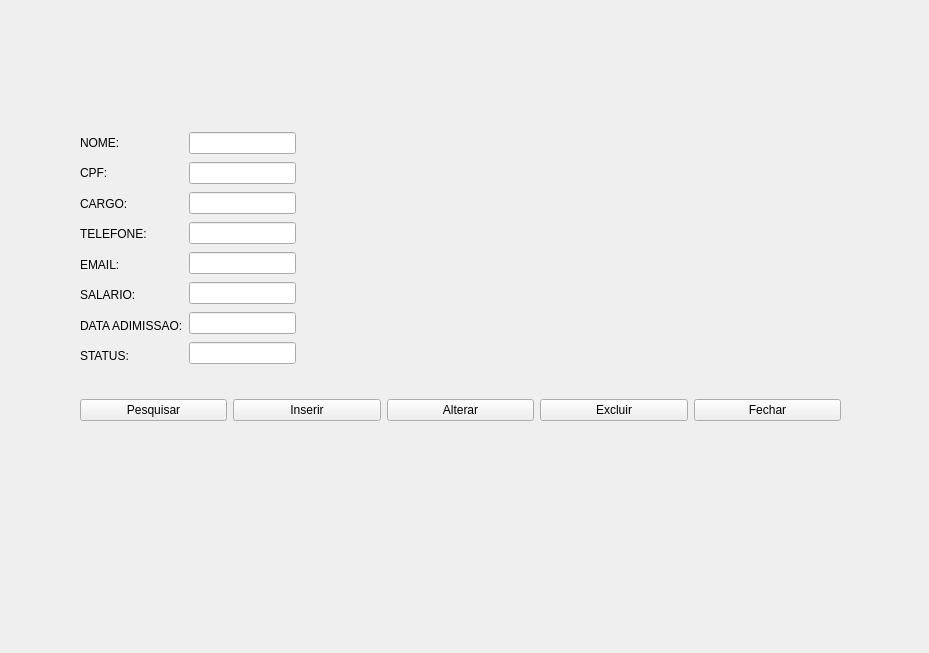
Above: erp-projeto/funcionariowindow.ui from jaques-lo/erp-projeto before the change. Below: the same form after it.
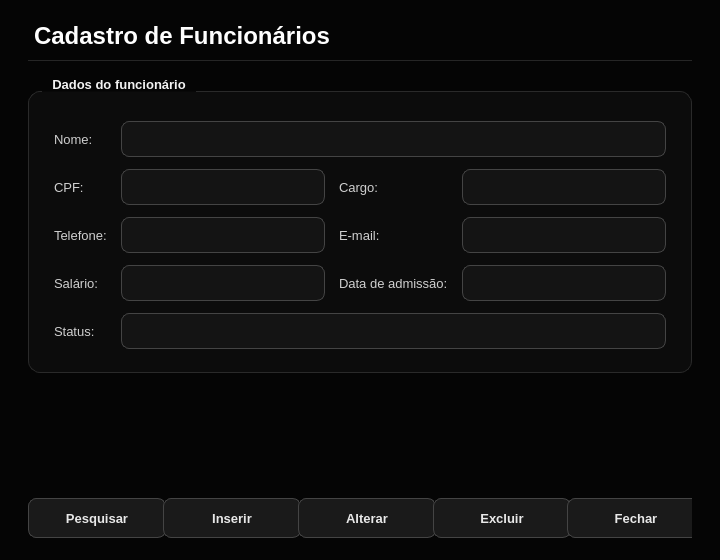
That is the form after the change.

Commit message:
Atualiza fontes do projeto ERP (telas e login, Tela de Sobra) e adiciona logoBG
Arquivos de importância para alterar e rodar na máquina: código (cpp/h/pro), telas (ui), recursos (qrc) e imagem da logoBG.

```diff
--- a/erp-projeto/funcionariowindow.ui
+++ b/erp-projeto/funcionariowindow.ui
@@ -6,115 +6,848 @@
    <rect>
     <x>0</x>
     <y>0</y>
-    <width>929</width>
-    <height>653</height>
+    <width>720</width>
+    <height>560</height>
    </rect>
   </property>
+  <property name="minimumSize">
+   <size>
+    <width>576</width>
+    <height>448</height>
+   </size>
+  </property>
   <property name="windowTitle">
    <string>Form</string>
   </property>
-  <widget class="QWidget" name="">
-   <property name="geometry">
-    <rect>
-     <x>80</x>
-     <y>130</y>
-     <width>216</width>
-     <height>238</height>
-    </rect>
+  <property name="palette">
+   <palette>
+    <active>
+     <colorrole role="WindowText">
+      <brush brushstyle="SolidPattern">
+       <color alpha="255">
+        <red>232</red>
+        <green>232</green>
+        <blue>232</blue>
+       </color>
+      </brush>
+     </colorrole>
+     <colorrole role="Button">
+      <brush brushstyle="SolidPattern">
+       <color alpha="255">
+        <red>26</red>
+        <green>26</green>
+        <blue>26</blue>
+       </color>
+      </brush>
+     </colorrole>
+     <colorrole role="Text">
+      <brush brushstyle="SolidPattern">
+       <color alpha="255">
+        <red>245</red>
+        <green>245</green>
+        <blue>245</blue>
+       </color>
+      </brush>
+     </colorrole>
+     <colorrole role="ButtonText">
+      <brush brushstyle="SolidPattern">
+       <color alpha="255">
+        <red>232</red>
+        <green>232</green>
+        <blue>232</blue>
+       </color>
+      </brush>
+     </colorrole>
+     <colorrole role="Base">
+      <brush brushstyle="SolidPattern">
+       <color alpha="255">
+        <red>20</red>
+        <green>20</green>
+        <blue>20</blue>
+       </color>
+      </brush>
+     </colorrole>
+     <colorrole role="AlternateBase">
+      <brush brushstyle="SolidPattern">
+       <color alpha="255">
+        <red>19</red>
+        <green>19</green>
+        <blue>19</blue>
+       </color>
+      </brush>
+     </colorrole>
+     <colorrole role="Window">
+      <brush brushstyle="SolidPattern">
+       <color alpha="255">
+        <red>5</red>
+        <green>5</green>
+        <blue>5</blue>
+       </color>
+      </brush>
+     </colorrole>
+     <colorrole role="Highlight">
+      <brush brushstyle="SolidPattern">
+       <color alpha="255">
+        <red>119</red>
+        <green>119</green>
+        <blue>119</blue>
+       </color>
+      </brush>
+     </colorrole>
+     <colorrole role="HighlightedText">
+      <brush brushstyle="SolidPattern">
+       <color alpha="255">
+        <red>255</red>
+        <green>255</green>
+        <blue>255</blue>
+       </color>
+      </brush>
+     </colorrole>
+     <colorrole role="PlaceholderText">
+      <brush brushstyle="SolidPattern">
+       <color alpha="255">
+        <red>119</red>
+        <green>119</green>
+        <blue>119</blue>
+       </color>
+      </brush>
+     </colorrole>
+    </active>
+    <inactive>
+     <colorrole role="WindowText">
+      <brush brushstyle="SolidPattern">
+       <color alpha="255">
+        <red>232</red>
+        <green>232</green>
+        <blue>232</blue>
+       </color>
+      </brush>
+     </colorrole>
+     <colorrole role="Button">
+      <brush brushstyle="SolidPattern">
+       <color alpha="255">
+        <red>26</red>
+        <green>26</green>
+        <blue>26</blue>
+       </color>
+      </brush>
+     </colorrole>
+     <colorrole role="Text">
+      <brush brushstyle="SolidPattern">
+       <color alpha="255">
+        <red>245</red>
+        <green>245</green>
+        <blue>245</blue>
+       </color>
+      </brush>
+     </colorrole>
+     <colorrole role="ButtonText">
+      <brush brushstyle="SolidPattern">
+       <color alpha="255">
+        <red>232</red>
+        <green>232</green>
+        <blue>232</blue>
+       </color>
+      </brush>
+     </colorrole>
+     <colorrole role="Base">
+      <brush brushstyle="SolidPattern">
+       <color alpha="255">
+        <red>20</red>
+        <green>20</green>
+        <blue>20</blue>
+       </color>
+      </brush>
+     </colorrole>
+     <colorrole role="AlternateBase">
+      <brush brushstyle="SolidPattern">
+       <color alpha="255">
+        <red>19</red>
+        <green>19</green>
+        <blue>19</blue>
+       </color>
+      </brush>
+     </colorrole>
+     <colorrole role="Window">
+      <brush brushstyle="SolidPattern">
+       <color alpha="255">
+        <red>5</red>
+        <green>5</green>
+        <blue>5</blue>
+       </color>
+      </brush>
+     </colorrole>
+     <colorrole role="Highlight">
+      <brush brushstyle="SolidPattern">
+       <color alpha="255">
+        <red>119</red>
+        <green>119</green>
+        <blue>119</blue>
+       </color>
+      </brush>
+     </colorrole>
+     <colorrole role="HighlightedText">
+      <brush brushstyle="SolidPattern">
+       <color alpha="255">
+        <red>255</red>
+        <green>255</green>
+        <blue>255</blue>
+       </color>
+      </brush>
+     </colorrole>
+     <colorrole role="PlaceholderText">
+      <brush brushstyle="SolidPattern">
+       <color alpha="255">
+        <red>119</red>
+        <green>119</green>
+        <blue>119</blue>
+       </color>
+      </brush>
+     </colorrole>
+    </inactive>
+    <disabled>
+     <colorrole role="WindowText">
+      <brush brushstyle="SolidPattern">
+       <color alpha="255">
+        <red>102</red>
+        <green>102</green>
+        <blue>102</blue>
+       </color>
+      </brush>
+     </colorrole>
+     <colorrole role="Button">
+      <brush brushstyle="SolidPattern">
+       <color alpha="255">
+        <red>26</red>
+        <green>26</green>
+        <blue>26</blue>
+       </color>
+      </brush>
+     </colorrole>
+     <colorrole role="Text">
+      <brush brushstyle="SolidPattern">
+       <color alpha="255">
+        <red>102</red>
+        <green>102</green>
+        <blue>102</blue>
+       </color>
+      </brush>
+     </colorrole>
+     <colorrole role="ButtonText">
+      <brush brushstyle="SolidPattern">
+       <color alpha="255">
+        <red>102</red>
+        <green>102</green>
+        <blue>102</blue>
+       </color>
+      </brush>
+     </colorrole>
+     <colorrole role="Base">
+      <brush brushstyle="SolidPattern">
+       <color alpha="255">
+        <red>20</red>
+        <green>20</green>
+        <blue>20</blue>
+       </color>
+      </brush>
+     </colorrole>
+     <colorrole role="AlternateBase">
+      <brush brushstyle="SolidPattern">
+       <color alpha="255">
+        <red>19</red>
+        <green>19</green>
+        <blue>19</blue>
+       </color>
+      </brush>
+     </colorrole>
+     <colorrole role="Window">
+      <brush brushstyle="SolidPattern">
+       <color alpha="255">
+        <red>5</red>
+        <green>5</green>
+        <blue>5</blue>
+       </color>
+      </brush>
+     </colorrole>
+     <colorrole role="Highlight">
+      <brush brushstyle="SolidPattern">
+       <color alpha="255">
+        <red>119</red>
+        <green>119</green>
+        <blue>119</blue>
+       </color>
+      </brush>
+     </colorrole>
+     <colorrole role="HighlightedText">
+      <brush brushstyle="SolidPattern">
+       <color alpha="255">
+        <red>255</red>
+        <green>255</green>
+        <blue>255</blue>
+       </color>
+      </brush>
+     </colorrole>
+     <colorrole role="PlaceholderText">
+      <brush brushstyle="SolidPattern">
+       <color alpha="255">
+        <red>119</red>
+        <green>119</green>
+        <blue>119</blue>
+       </color>
+      </brush>
+     </colorrole>
+    </disabled>
+   </palette>
+  </property>
+  <property name="styleSheet">
+   <string notr="true">#FuncionarioWindow {
+    background-color: #050505;
+}
+
+QWidget {
+    font-family: "Segoe UI", "DejaVu Sans", "Noto Sans", sans-serif;
+    font-size: 10pt;
+}
+
+/* ---------- Textos ---------- */
+QLabel {
+    color: #cfcfcf;
+    background: transparent;
+    font-weight: normal;
+}
+
+QLabel#lblTitulo {
+    color: #ffffff;
+    font-size: 18pt;
+    font-weight: bold;
+    padding-bottom: 10px;
+    border-bottom: 1px solid #262626;
+}
+
+QLabel[role="section"] {
+    color: #ffffff;
+    font-size: 11pt;
+    font-weight: bold;
+}
+
+QLabel[role="hint"] {
+    color: #777777;
+    font-size: 9pt;
+}
+
+QLabel[role="value"] {
+    color: #ffffff;
+    font-weight: bold;
+}
+
+QToolTip {
+    background-color: #1a1a1a;
+    color: #f5f5f5;
+    border: 1px solid #444444;
+    padding: 4px 8px;
+}
+
+/* ---------- Cartões / grupos ---------- */
+QGroupBox {
+    background-color: #0c0c0c;
+    border: 1px solid #2a2a2a;
+    border-radius: 12px;
+    margin-top: 14px;
+    padding: 20px 16px 14px 16px;
+    color: #f2f2f2;
+    font-weight: bold;
+}
+
+QGroupBox::title {
+    subcontrol-origin: margin;
+    subcontrol-position: top left;
+    left: 14px;
+    padding: 0 8px;
+    color: #f2f2f2;
+}
+
+QFrame[variant="card"] {
+    background-color: #0c0c0c;
+    border: 1px solid #2a2a2a;
+    border-radius: 12px;
+}
+
+QFrame#lineSep {
+    background-color: #2a2a2a;
+    border: none;
+}
+
+/* ---------- Campos de entrada ---------- */
+QLineEdit,
+QComboBox,
+QAbstractSpinBox,
+QDateEdit,
+QDateTimeEdit {
+    background-color: #141414;
+    color: #f5f5f5;
+    border: 1px solid #444444;
+    border-radius: 8px;
+    padding: 6px 10px;
+    min-height: 22px;
+    selection-background-color: #777777;
+    selection-color: #ffffff;
+    font-weight: normal;
+}
+
+QLineEdit:hover,
+QComboBox:hover,
+QAbstractSpinBox:hover,
+QDateEdit:hover,
+QDateTimeEdit:hover {
+    border: 1px solid #666666;
+}
+
+QLineEdit:focus,
+QComboBox:focus,
+QAbstractSpinBox:focus,
+QDateEdit:focus,
+QDateTimeEdit:focus {
+    border: 1px solid #d8d8d8;
+    background-color: #181818;
+}
+
+QLineEdit:read-only,
+QAbstractSpinBox:read-only {
+    color: #bdbdbd;
+}
+
+QLineEdit:disabled,
+QComboBox:disabled,
+QAbstractSpinBox:disabled,
+QDateEdit:disabled,
+QDateTimeEdit:disabled {
+    background-color: #0e0e0e;
+    color: #666666;
+    border: 1px solid #2a2a2a;
+}
+
+/* Campo de total (somente leitura, em destaque) */
+QDoubleSpinBox[variant="total"] {
+    font-size: 20pt;
+    font-weight: bold;
+    color: #ffffff;
+    background-color: #0a0a0a;
+    border: 1px solid #333333;
+    padding: 8px 14px;
+    min-height: 36px;
+}
+
+/* ---------- ComboBox / Data ---------- */
+QComboBox {
+    padding-right: 30px;
+}
+
+QComboBox::drop-down,
+QDateEdit::drop-down,
+QDateTimeEdit::drop-down {
+    subcontrol-origin: padding;
+    subcontrol-position: center right;
+    width: 28px;
+    border: none;
+    background: transparent;
+}
+
+QComboBox::down-arrow,
+QDateEdit::down-arrow,
+QDateTimeEdit::down-arrow {
+    image: none;
+    width: 0px;
+    height: 0px;
+    border-left: 5px solid transparent;
+    border-right: 5px solid transparent;
+    border-top: 6px solid #bdbdbd;
+    margin-right: 8px;
+}
+
+QComboBox QAbstractItemView {
+    background-color: #141414;
+    color: #f5f5f5;
+    border: 1px solid #444444;
+    selection-background-color: #2e2e2e;
+    selection-color: #ffffff;
+    outline: 0;
+}
+
+/* ---------- SpinBox com botões ---------- */
+QSpinBox {
+    padding-right: 26px;
+}
+
+QSpinBox::up-button {
+    subcontrol-origin: border;
+    subcontrol-position: top right;
+    width: 22px;
+    border: none;
+    background: transparent;
+}
+
+QSpinBox::down-button {
+    subcontrol-origin: border;
+    subcontrol-position: bottom right;
+    width: 22px;
+    border: none;
+    background: transparent;
+}
+
+QSpinBox::up-arrow {
+    image: none;
+    width: 0px;
+    height: 0px;
+    border-left: 4px solid transparent;
+    border-right: 4px solid transparent;
+    border-bottom: 5px solid #bdbdbd;
+}
+
+QSpinBox::down-arrow {
+    image: none;
+    width: 0px;
+    height: 0px;
+    border-left: 4px solid transparent;
+    border-right: 4px solid transparent;
+    border-top: 5px solid #bdbdbd;
+}
+
+/* ---------- Calendário (popup do QDateEdit) ---------- */
+QCalendarWidget QWidget {
+    background-color: #141414;
+    color: #f5f5f5;
+}
+
+QCalendarWidget QToolButton {
+    background-color: transparent;
+    color: #f5f5f5;
+    border: none;
+    padding: 4px 8px;
+}
+
+QCalendarWidget QAbstractItemView:enabled {
+    background-color: #0d0d0d;
+    color: #f5f5f5;
+    selection-background-color: #f2f2f2;
+    selection-color: #080808;
+}
+
+QCalendarWidget QAbstractItemView:disabled {
+    color: #555555;
+}
+
+/* ---------- CheckBox ---------- */
+QCheckBox {
+    color: #e8e8e8;
+    background: transparent;
+    spacing: 10px;
+    font-weight: normal;
+}
+
+QCheckBox::indicator {
+    width: 18px;
+    height: 18px;
+    border: 1px solid #555555;
+    border-radius: 5px;
+    background-color: #141414;
+}
+
+QCheckBox::indicator:hover {
+    border: 1px solid #999999;
+}
+
+QCheckBox::indicator:checked {
+    background-color: #f2f2f2;
+    border: 1px solid #f2f2f2;
+}
+
+/* ---------- Botões ---------- */
+QPushButton {
+    background-color: #1a1a1a;
+    color: #e8e8e8;
+    border: 1px solid #444444;
+    border-radius: 8px;
+    padding: 8px 22px;
+    min-height: 22px;
+    min-width: 92px;
+    font-weight: bold;
+}
+
+QPushButton:hover {
+    background-color: #262626;
+    border: 1px solid #666666;
+    color: #ffffff;
+}
+
+QPushButton:pressed {
+    background-color: #333333;
+}
+
+QPushButton:disabled {
+    background-color: #111111;
+    color: #555555;
+    border: 1px solid #2a2a2a;
+}
+
+QPushButton[variant="primary"] {
+    background-color: #f2f2f2;
+    color: #080808;
+    border: 1px solid #f2f2f2;
+}
+
+QPushButton[variant="primary"]:hover {
+    background-color: #d2d2d2;
+    border: 1px solid #d2d2d2;
+    color: #080808;
+}
+
+QPushButton[variant="primary"]:pressed {
+    background-color: #aaaaaa;
+    border: 1px solid #aaaaaa;
+}
+
+QPushButton[variant="danger"] {
+    background-color: transparent;
+    color: #ff9494;
+    border: 1px solid #6b2f2f;
+}
+
+QPushButton[variant="danger"]:hover {
+    background-color: #2a1212;
+    color: #ffb4b4;
+    border: 1px solid #a04444;
+}
+
+QPushButton[variant="danger"]:pressed {
+    background-color: #3a1818;
+}
+
+QPushButton[variant="ghost"] {
+    background-color: transparent;
+    color: #bdbdbd;
+    border: 1px solid #333333;
+}
+
+QPushButton[variant="ghost"]:hover {
+    background-color: #1a1a1a;
+    color: #ffffff;
+    border: 1px solid #666666;
+}
+
+/* ---------- Tabelas ---------- */
+QTableWidget,
+QTableView {
+    background-color: #0d0d0d;
+    alternate-background-color: #131313;
+    color: #e8e8e8;
+    gridline-color: #232323;
+    border: 1px solid #2a2a2a;
+    border-radius: 10px;
+    selection-background-color: #2f2f2f;
+    selection-color: #ffffff;
+    outline: 0;
+}
+
+QTableWidget::item,
+QTableView::item {
+    padding: 4px 8px;
+    border: none;
+}
+
+QHeaderView {
+    background-color: transparent;
+}
+
+QHeaderView::section {
+    background-color: #1a1a1a;
+    color: #bdbdbd;
+    padding: 9px 10px;
+    border: none;
+    border-right: 1px solid #2a2a2a;
+    border-bottom: 1px solid #333333;
+    font-weight: bold;
+}
+
+QTableCornerButton::section {
+    background-color: #1a1a1a;
+    border: none;
+}
+
+/* ---------- Barras de rolagem ---------- */
+QScrollBar:vertical {
+    background: transparent;
+    width: 10px;
+    margin: 2px;
+}
+
+QScrollBar::handle:vertical {
+    background: #3a3a3a;
+    border-radius: 3px;
+    min-height: 28px;
+}
+
+QScrollBar::handle:vertical:hover {
+    background: #5a5a5a;
+}
+
+QScrollBar:horizontal {
+    background: transparent;
+    height: 10px;
+    margin: 2px;
+}
+
+QScrollBar::handle:horizontal {
+    background: #3a3a3a;
+    border-radius: 3px;
+    min-width: 28px;
+}
+
+QScrollBar::handle:horizontal:hover {
+    background: #5a5a5a;
+}
+
+QScrollBar::add-line,
+QScrollBar::sub-line {
+    width: 0px;
+    height: 0px;
+}
+
+QScrollBar::add-page,
+QScrollBar::sub-page {
+    background: transparent;
+}
+
+/* ---------- Caixas de diálogo abertas a partir da tela ---------- */
+QMessageBox,
+QDialog {
+    background-color: #0d0d0d;
+}
+
+QMessageBox QLabel {
+    color: #f0f0f0;
+}</string>
+  </property>
+  <layout class="QVBoxLayout" name="rootLayout">
+   <property name="spacing">
+    <number>16</number>
    </property>
-   <layout class="QHBoxLayout" name="horizontalLayout">
-    <item>
-     <layout class="QVBoxLayout" name="verticalLayout">
-      <item>
+   <property name="leftMargin">
+    <number>28</number>
+   </property>
+   <property name="topMargin">
+    <number>22</number>
+   </property>
+   <property name="rightMargin">
+    <number>28</number>
+   </property>
+   <property name="bottomMargin">
+    <number>22</number>
+   </property>
+   <item>
+    <widget class="QLabel" name="lblTitulo">
+     <property name="text">
+      <string>Cadastro de Funcionários</string>
+     </property>
+    </widget>
+   </item>
+   <item>
+    <widget class="QGroupBox" name="grpDados">
+     <property name="title">
+      <string>Dados do funcionário</string>
+     </property>
+     <layout class="QGridLayout" name="lay_1">
+      <property name="horizontalSpacing">
+       <number>14</number>
+      </property>
+      <property name="verticalSpacing">
+       <number>12</number>
+      </property>
+      <item row="0" column="0">
        <widget class="QLabel" name="label">
         <property name="text">
-         <string>NOME:</string>
+         <string>Nome:</string>
         </property>
        </widget>
       </item>
-      <item>
+      <item row="0" column="1" colspan="3">
+       <widget class="QLineEdit" name="lineEdit" />
+      </item>
+      <item row="1" column="0">
        <widget class="QLabel" name="label_2">
         <property name="text">
          <string>CPF:</string>
         </property>
        </widget>
       </item>
-      <item>
+      <item row="1" column="1">
+       <widget class="QLineEdit" name="lineEdit_2" />
+      </item>
+      <item row="1" column="2">
        <widget class="QLabel" name="label_3">
         <property name="text">
-         <string>CARGO:</string>
+         <string>Cargo:</string>
         </property>
        </widget>
       </item>
-      <item>
+      <item row="1" column="3">
+       <widget class="QLineEdit" name="lineEdit_3" />
+      </item>
+      <item row="2" column="0">
        <widget class="QLabel" name="label_4">
         <property name="text">
-         <string>TELEFONE:</string>
+         <string>Telefone:</string>
         </property>
        </widget>
       </item>
-      <item>
+      <item row="2" column="1">
+       <widget class="QLineEdit" name="lineEdit_4" />
+      </item>
+      <item row="2" column="2">
        <widget class="QLabel" name="label_5">
         <property name="text">
-         <string>EMAIL:</string>
+         <string>E-mail:</string>
         </property>
        </widget>
       </item>
-      <item>
+      <item row="2" column="3">
+       <widget class="QLineEdit" name="lineEdit_5" />
+      </item>
+      <item row="3" column="0">
        <widget class="QLabel" name="label_6">
         <property name="text">
-         <string>SALARIO:</string>
+         <string>Salário:</string>
         </property>
        </widget>
       </item>
-      <item>
-       <widget class="QLabel" name="label_7">
-        <property name="text">
-         <string>DATA ADIMISSAO:</string>
-        </property>
-       </widget>
-      </item>
-      <item>
-       <widget class="QLabel" name="label_8">
-        <property name="text">
-         <string>STATUS:</string>
-        </property>
-       </widget>
-      </item>
-     </layout>
-    </item>
-    <item>
-     <layout class="QVBoxLayout" name="verticalLayout_2">
-      <item>
-       <widget class="QLineEdit" name="lineEdit"/>
-      </item>
-      <item>
-       <widget class="QLineEdit" name="lineEdit_2"/>
-      </item>
-      <item>
-       <widget class="QLineEdit" name="lineEdit_3"/>
-      </item>
-      <item>
-       <widget class="QLineEdit" name="lineEdit_4"/>
-      </item>
-      <item>
-       <widget class="QLineEdit" name="lineEdit_5"/>
-      </item>
-      <item>
+      <item row="3" column="1">
        <widget class="QLineEdit" name="lineEdit_6">
         <property name="text">
          <string/>
         </property>
        </widget>
       </item>
-      <item>
+      <item row="3" column="2">
+       <widget class="QLabel" name="label_7">
+        <property name="text">
+         <string>Data de admissão:</string>
+        </property>
+       </widget>
+      </item>
+      <item row="3" column="3">
        <widget class="QLineEdit" name="lineEdit_7">
         <property name="text">
          <string/>
         </property>
        </widget>
       </item>
-      <item>
+      <item row="4" column="0">
+       <widget class="QLabel" name="label_8">
+        <property name="text">
+         <string>Status:</string>
+        </property>
+       </widget>
+      </item>
+      <item row="4" column="1" colspan="3">
        <widget class="QLineEdit" name="lineEdit_8">
         <property name="text">
          <string/>
@@ -122,56 +855,115 @@
        </widget>
       </item>
      </layout>
-    </item>
-   </layout>
-  </widget>
-  <widget class="QWidget" name="layoutBotoes">
-   <property name="geometry">
-    <rect>
-     <x>80</x>
-     <y>390</y>
-     <width>761</width>
-     <height>41</height>
-    </rect>
-   </property>
-   <layout class="QHBoxLayout" name="horizontalLayoutBotoes">
-    <item>
-     <widget class="QPushButton" name="btn_pesquisar">
-      <property name="text">
-       <string>Pesquisar</string>
+    </widget>
+   </item>
+   <item>
+    <spacer name="spacer_2">
+     <property name="orientation">
+      <enum>Qt::Vertical</enum>
+     </property>
+     <property name="sizeHint" stdset="0">
+      <size>
+       <width>40</width>
+       <height>20</height>
+      </size>
+     </property>
+    </spacer>
+   </item>
+   <item>
+    <widget class="QWidget" name="layoutBotoes">
+     <layout class="QHBoxLayout" name="horizontalLayoutBotoes">
+      <property name="spacing">
+       <number>10</number>
       </property>
-     </widget>
-    </item>
-    <item>
-     <widget class="QPushButton" name="btn_inserir">
-      <property name="text">
-       <string>Inserir</string>
+      <property name="leftMargin">
+       <number>0</number>
       </property>
-     </widget>
-    </item>
-    <item>
-     <widget class="QPushButton" name="btn_alterar">
-      <property name="text">
-       <string>Alterar</string>
+      <property name="topMargin">
+       <number>0</number>
       </property>
-     </widget>
-    </item>
-    <item>
-     <widget class="QPushButton" name="btn_excluir">
-      <property name="text">
-       <string>Excluir</string>
+      <property name="rightMargin">
+       <number>0</number>
       </property>
-     </widget>
-    </item>
-    <item>
-     <widget class="QPushButton" name="btn_fechar">
-      <property name="text">
-       <string>Fechar</string>
+      <property name="bottomMargin">
+       <number>0</number>
       </property>
-     </widget>
-    </item>
-   </layout>
-  </widget>
+      <item>
+       <spacer name="spacer_3">
+        <property name="orientation">
+         <enum>Qt::Horizontal</enum>
+        </property>
+        <property name="sizeHint" stdset="0">
+         <size>
+          <width>40</width>
+          <height>20</height>
+         </size>
+        </property>
+       </spacer>
+      </item>
+      <item>
+       <widget class="QPushButton" name="btn_pesquisar">
+        <property name="text">
+         <string>Pesquisar</string>
+        </property>
+        <property name="cursor">
+         <cursorShape>PointingHandCursor</cursorShape>
+        </property>
+       </widget>
+      </item>
+      <item>
+       <widget class="QPushButton" name="btn_inserir">
+        <property name="text">
+         <string>Inserir</string>
+        </property>
+        <property name="variant" stdset="0">
+         <string>primary</string>
+        </property>
+        <property name="cursor">
+         <cursorShape>PointingHandCursor</cursorShape>
+        </property>
+       </widget>
+      </item>
+      <item>
+       <widget class="QPushButton" name="btn_alterar">
+        <property name="text">
+         <string>Alterar</string>
+        </property>
+        <property name="cursor">
+         <cursorShape>PointingHandCursor</cursorShape>
+        </property>
+       </widget>
+      </item>
+      <item>
+       <widget class="QPushButton" name="btn_excluir">
+        <property name="text">
+         <string>Excluir</string>
+        </property>
+        <property name="variant" stdset="0">
+         <string>danger</string>
+        </property>
+        <property name="cursor">
+         <cursorShape>PointingHandCursor</cursorShape>
+        </property>
+       </widget>
+      </item>
+      <item>
+       <widget class="QPushButton" name="btn_fechar">
+        <property name="text">
+         <string>Fechar</string>
+        </property>
+        <property name="variant" stdset="0">
+         <string>ghost</string>
+        </property>
+        <property name="cursor">
+         <cursorShape>PointingHandCursor</cursorShape>
+        </property>
+       </widget>
+      </item>
+     </layout>
+    </widget>
+   </item>
+  </layout>
  </widget>
  <resources/>
  <connections>
```
Left out of the diff: 20 changed lines with no effect on the pictures. The commit also changes 23 other files.
